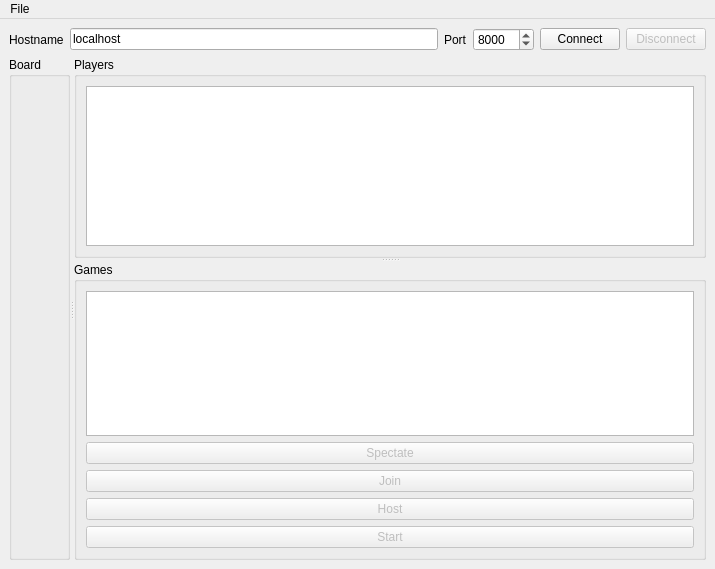
Above: gui_client/gui.ui from rlepigre/tin171 before the change. Below: the same form after it.
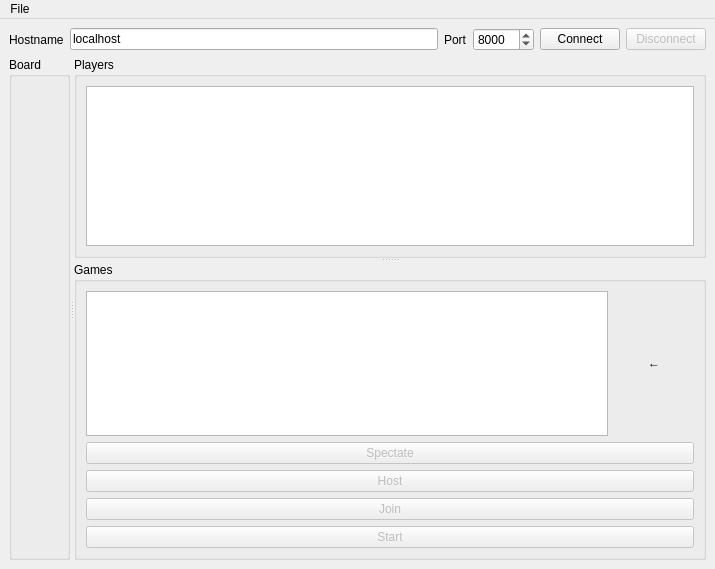
That is the form after the change.

```diff
--- a/gui_client/gui.ui
+++ b/gui_client/gui.ui
@@ -115,7 +115,21 @@
         </property>
         <layout class="QVBoxLayout" name="verticalLayout_2">
          <item>
-          <widget class="QListView" name="listView"/>
+          <layout class="QHBoxLayout" name="horizontalLayout_4">
+           <item>
+            <widget class="QListWidget" name="lstGames"/>
+           </item>
+           <item>
+            <widget class="QPushButton" name="refreshGames">
+             <property name="text">
+              <string>←</string>
+             </property>
+             <property name="flat">
+              <bool>true</bool>
+             </property>
+            </widget>
+           </item>
+          </layout>
          </item>
          <item>
           <widget class="QPushButton" name="cmdSpectate">
@@ -127,16 +141,6 @@
            </property>
           </widget>
          </item>
-         <item>
-          <widget class="QPushButton" name="cmdJoin">
-           <property name="enabled">
-            <bool>false</bool>
-           </property>
-           <property name="text">
-            <string>Join</string>
-           </property>
-          </widget>
-         </item>
          <item>
           <widget class="QPushButton" name="cmdHost">
            <property name="enabled">
@@ -147,6 +151,16 @@
            </property>
           </widget>
          </item>
+         <item>
+          <widget class="QPushButton" name="cmdJoin">
+           <property name="enabled">
+            <bool>false</bool>
+           </property>
+           <property name="text">
+            <string>Join</string>
+           </property>
+          </widget>
+         </item>
          <item>
           <widget class="QPushButton" name="cmdStart">
            <property name="enabled">
```
Left out of the diff: 35 changed lines with no effect on the pictures.
